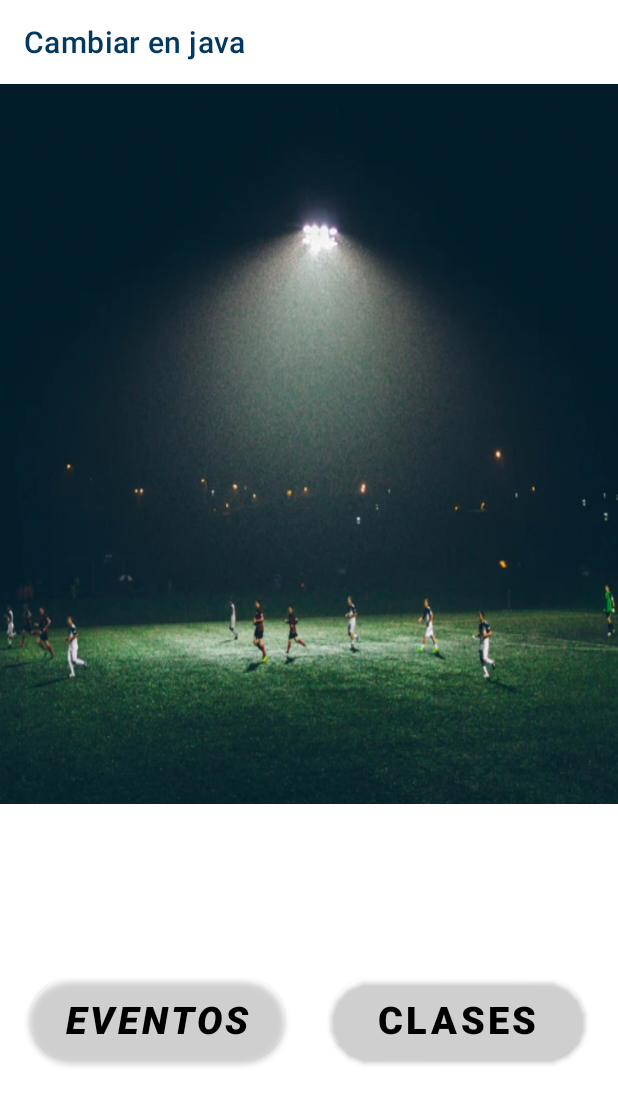
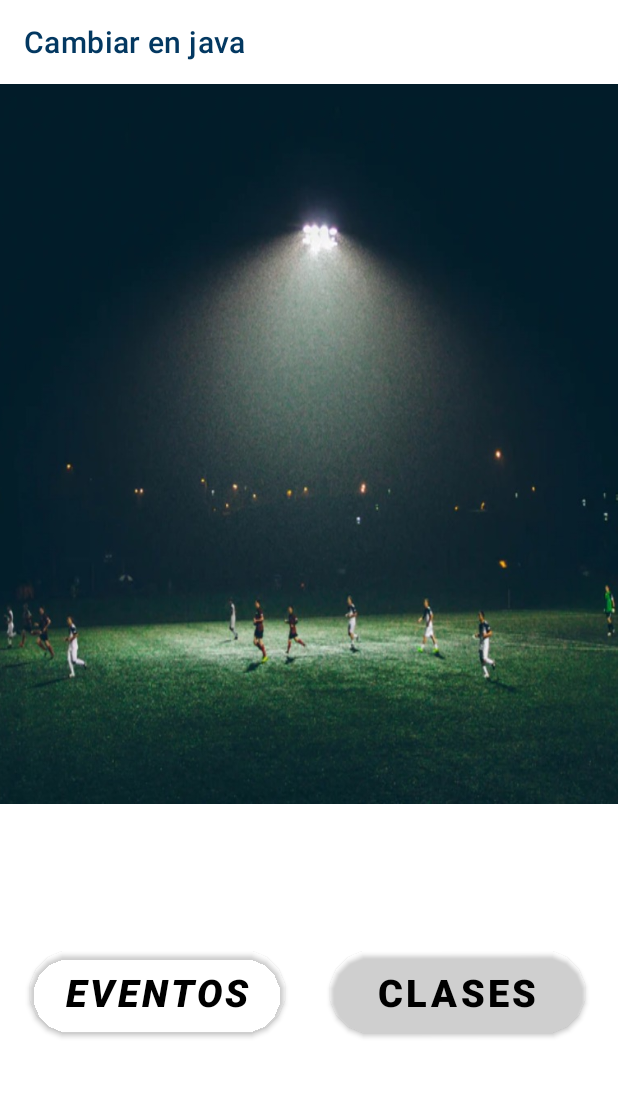
Before and after one commit to 2DAMUE/EventSports, an Android app: the screen it shows after launch (SpecifyCategory), on a phone screen of 412 x 824 dp. Shown: the top 1105 px of the screen. Run offline under Robolectric (Android 15) with nearby library versions, the phone set to English and light mode, and no system bars.

Commit message:
Ya funcsssss

```diff
--- a/app/src/main/res/layout/activity_specify_category.xml
+++ b/app/src/main/res/layout/activity_specify_category.xml
@@ -43,13 +43,9 @@
 
     <include
         layout="@layout/bottom_sheet"
-        android:layout_width="match_parent"
-        android:layout_height="512dp"
-        android:layout_marginTop="330dp"
         android:background="@drawable/scrim_splash"
         app:layout_behavior="com.google.android.material.bottomsheet.BottomSheetBehavior" />
 
-    <include layout="@layout/contentremain" />
 
 
 
--- a/app/src/main/res/layout/contentremain.xml
+++ /dev/null
@@ -1,24 +0,0 @@
-<?xml version="1.0" encoding="utf-8"?>
-<LinearLayout xmlns:android="http://schemas.android.com/apk/res/android"
-    android:layout_width="match_parent"
-    android:layout_height="match_parent"
-    xmlns:app="http://schemas.android.com/apk/res-auto"
-    xmlns:tools="http://schemas.android.com/tools"
-    android:orientation="vertical"
-    app:layout_behavior="@string/appbar_scrolling_view_behavior"
-    tools:context=".SpecifyCategory"
-    tools:showIn="@layout/activity_specify_category">
-
-    <Button
-        android:visibility="invisible"
-        android:id="@+id/btnBottomSheet"
-        android:layout_width="wrap_content"
-        android:layout_height="wrap_content"
-        android:layout_gravity="center_horizontal"
-        android:layout_marginTop="10dp"
-        android:text="Persistent Bottom Sheet"
-        android:textColor="@color/black"
-        android:textSize="20sp" />
-
-
-</LinearLayout>
```
